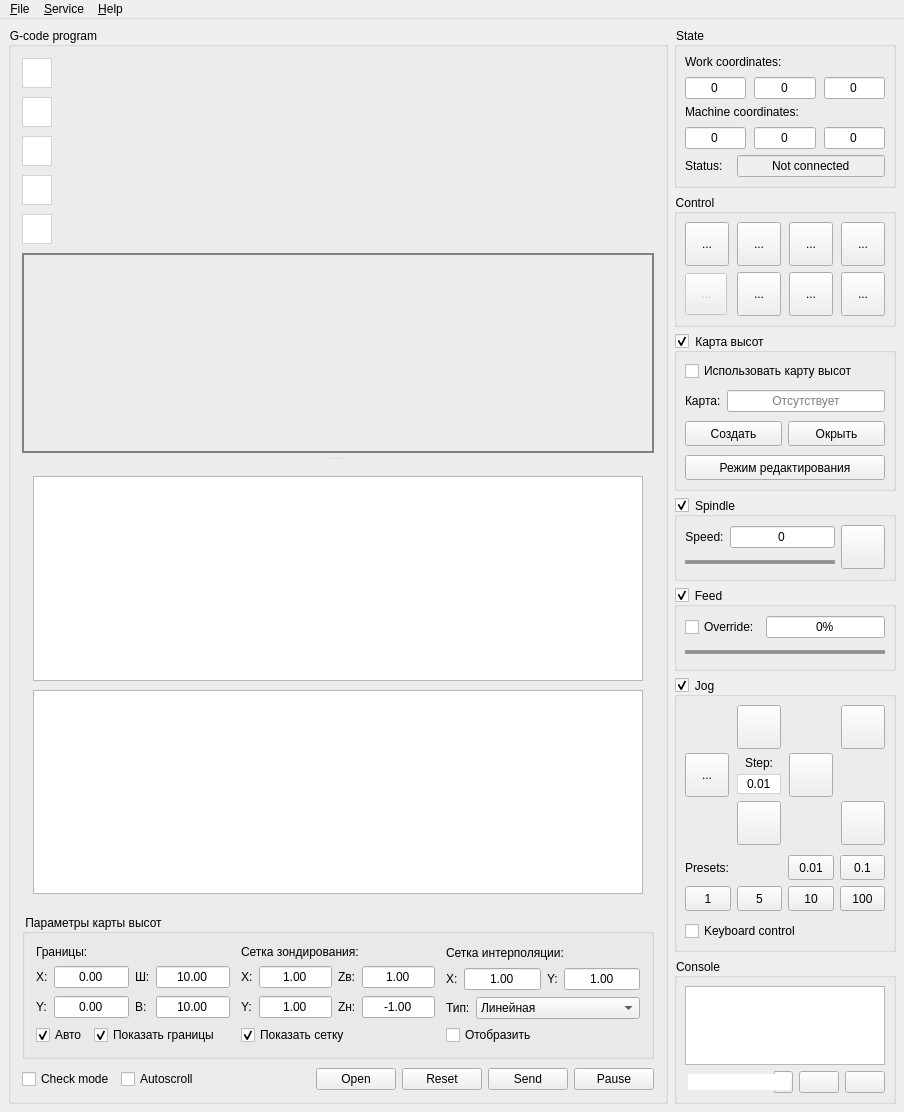
Old version of the form frmmain.ui in the repository Denvi/Candle.
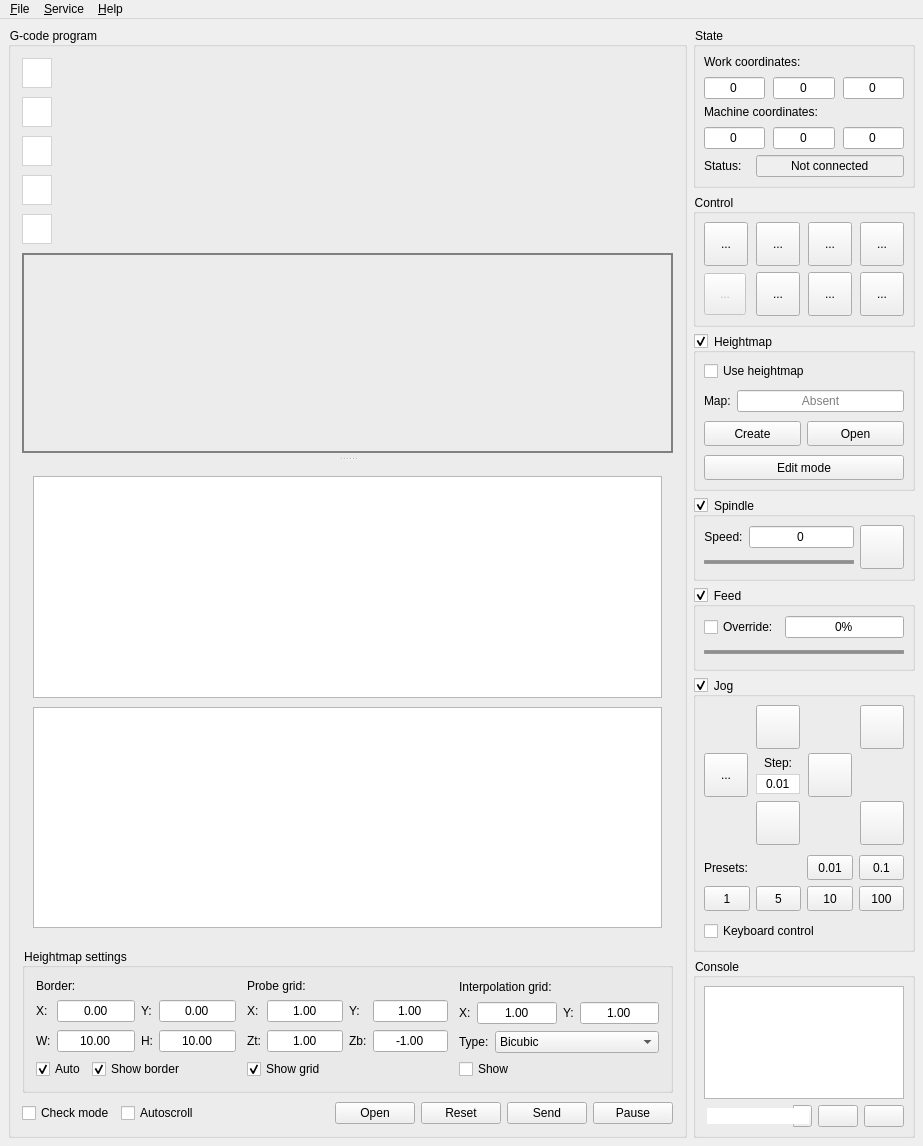
New version of the form. Icons and pictures are not drawn. Custom widgets are drawn as their Qt base class.

Patch:
```diff
--- a/frmmain.ui
+++ b/frmmain.ui
@@ -6,8 +6,8 @@
    <rect>
     <x>0</x>
     <y>0</y>
-    <width>904</width>
-    <height>1112</height>
+    <width>923</width>
+    <height>1146</height>
    </rect>
   </property>
   <property name="palette">
@@ -544,7 +544,7 @@
        <item>
         <widget class="QGroupBox" name="grpHeightMapSettings">
          <property name="title">
-          <string>Параметры карты высот</string>
+          <string>Heightmap settings</string>
          </property>
          <layout class="QHBoxLayout" name="horizontalLayout_20" stretch="1,1,1">
           <property name="spacing">
@@ -555,40 +555,12 @@
             <item>
              <widget class="QLabel" name="label_5">
               <property name="text">
-               <string>Границы:</string>
+               <string>Border:</string>
               </property>
              </widget>
             </item>
             <item>
              <layout class="QGridLayout" name="gridLayout">
-              <item row="0" column="3">
-               <widget class="QDoubleSpinBox" name="txtHeightMapBorderWidth">
-                <property name="sizePolicy">
-                 <sizepolicy hsizetype="Expanding" vsizetype="Fixed">
-                  <horstretch>0</horstretch>
-                  <verstretch>0</verstretch>
-                 </sizepolicy>
-                </property>
-                <property name="locale">
-                 <locale language="C" country="AnyCountry"/>
-                </property>
-                <property name="alignment">
-                 <set>Qt::AlignCenter</set>
-                </property>
-                <property name="buttonSymbols">
-                 <enum>QAbstractSpinBox::NoButtons</enum>
-                </property>
-                <property name="minimum">
-                 <double>-999.000000000000000</double>
-                </property>
-                <property name="maximum">
-                 <double>999.000000000000000</double>
-                </property>
-                <property name="value">
-                 <double>10.000000000000000</double>
-                </property>
-               </widget>
-              </item>
               <item row="0" column="0">
                <widget class="QLabel" name="label_6">
                 <property name="text">
@@ -621,45 +593,6 @@
                 </property>
                </widget>
               </item>
-              <item row="1" column="0">
-               <widget class="QLabel" name="label_7">
-                <property name="text">
-                 <string>Y:</string>
-                </property>
-               </widget>
-              </item>
-              <item row="1" column="1">
-               <widget class="QDoubleSpinBox" name="txtHeightMapBorderY">
-                <property name="sizePolicy">
-                 <sizepolicy hsizetype="Expanding" vsizetype="Fixed">
-                  <horstretch>0</horstretch>
-                  <verstretch>0</verstretch>
-                 </sizepolicy>
-                </property>
-                <property name="locale">
-                 <locale language="C" country="AnyCountry"/>
-                </property>
-                <property name="alignment">
-                 <set>Qt::AlignCenter</set>
-                </property>
-                <property name="buttonSymbols">
-                 <enum>QAbstractSpinBox::NoButtons</enum>
-                </property>
-                <property name="minimum">
-                 <double>-999.000000000000000</double>
-                </property>
-                <property name="maximum">
-                 <double>999.000000000000000</double>
-                </property>
-               </widget>
-              </item>
-              <item row="0" column="2">
-               <widget class="QLabel" name="label_8">
-                <property name="text">
-                 <string>Ш:</string>
-                </property>
-               </widget>
-              </item>
               <item row="1" column="3">
                <widget class="QDoubleSpinBox" name="txtHeightMapBorderHeight">
                 <property name="sizePolicy">
@@ -691,7 +624,74 @@
               <item row="1" column="2">
                <widget class="QLabel" name="label_9">
                 <property name="text">
-                 <string>В:</string>
+                 <string>H:</string>
+                </property>
+               </widget>
+              </item>
+              <item row="1" column="1">
+               <widget class="QDoubleSpinBox" name="txtHeightMapBorderWidth">
+                <property name="sizePolicy">
+                 <sizepolicy hsizetype="Expanding" vsizetype="Fixed">
+                  <horstretch>0</horstretch>
+                  <verstretch>0</verstretch>
+                 </sizepolicy>
+                </property>
+                <property name="locale">
+                 <locale language="C" country="AnyCountry"/>
+                </property>
+                <property name="alignment">
+                 <set>Qt::AlignCenter</set>
+                </property>
+                <property name="buttonSymbols">
+                 <enum>QAbstractSpinBox::NoButtons</enum>
+                </property>
+                <property name="minimum">
+                 <double>-999.000000000000000</double>
+                </property>
+                <property name="maximum">
+                 <double>999.000000000000000</double>
+                </property>
+                <property name="value">
+                 <double>10.000000000000000</double>
+                </property>
+               </widget>
+              </item>
+              <item row="1" column="0">
+               <widget class="QLabel" name="label_8">
+                <property name="text">
+                 <string>W:</string>
+                </property>
+               </widget>
+              </item>
+              <item row="0" column="2">
+               <widget class="QLabel" name="label_7">
+                <property name="text">
+                 <string>Y:</string>
+                </property>
+               </widget>
+              </item>
+              <item row="0" column="3">
+               <widget class="QDoubleSpinBox" name="txtHeightMapBorderY">
+                <property name="sizePolicy">
+                 <sizepolicy hsizetype="Expanding" vsizetype="Fixed">
+                  <horstretch>0</horstretch>
+                  <verstretch>0</verstretch>
+                 </sizepolicy>
+                </property>
+                <property name="locale">
+                 <locale language="C" country="AnyCountry"/>
+                </property>
+                <property name="alignment">
+                 <set>Qt::AlignCenter</set>
+                </property>
+                <property name="buttonSymbols">
+                 <enum>QAbstractSpinBox::NoButtons</enum>
+                </property>
+                <property name="minimum">
+                 <double>-999.000000000000000</double>
+                </property>
+                <property name="maximum">
+                 <double>999.000000000000000</double>
                 </property>
                </widget>
               </item>
@@ -702,7 +702,7 @@
               <item>
                <widget class="QCheckBox" name="chkHeightMapBorderAuto">
                 <property name="text">
-                 <string>Авто</string>
+                 <string>Auto</string>
                 </property>
                 <property name="checked">
                  <bool>true</bool>
@@ -712,7 +712,7 @@
               <item>
                <widget class="QCheckBox" name="chkHeightMapBorderShow">
                 <property name="text">
-                 <string>Показать границы</string>
+                 <string>Show border</string>
                 </property>
                 <property name="checked">
                  <bool>true</bool>
@@ -741,7 +741,7 @@
             <item>
              <widget class="QLabel" name="label_10">
               <property name="text">
-               <string>Сетка зондирования:</string>
+               <string>Probe grid:</string>
               </property>
              </widget>
             </item>
@@ -776,74 +776,10 @@
                 </property>
                </widget>
               </item>
-              <item row="1" column="1">
-               <widget class="QDoubleSpinBox" name="txtHeightMapGridY">
-                <property name="sizePolicy">
-                 <sizepolicy hsizetype="Expanding" vsizetype="Fixed">
-                  <horstretch>0</horstretch>
-                  <verstretch>0</verstretch>
-                 </sizepolicy>
-                </property>
-                <property name="locale">
-                 <locale language="C" country="AnyCountry"/>
-                </property>
-                <property name="alignment">
-                 <set>Qt::AlignCenter</set>
-                </property>
-                <property name="buttonSymbols">
-                 <enum>QAbstractSpinBox::NoButtons</enum>
-                </property>
-                <property name="value">
-                 <double>1.000000000000000</double>
-                </property>
-               </widget>
-              </item>
-              <item row="1" column="0">
-               <widget class="QLabel" name="label_13">
-                <property name="text">
-                 <string>Y:</string>
-                </property>
-               </widget>
-              </item>
-              <item row="0" column="3">
-               <widget class="QDoubleSpinBox" name="txtHeightMapGridZTop">
-                <property name="sizePolicy">
-                 <sizepolicy hsizetype="Expanding" vsizetype="Fixed">
-                  <horstretch>0</horstretch>
-                  <verstretch>0</verstretch>
-                 </sizepolicy>
-                </property>
-                <property name="locale">
-                 <locale language="C" country="AnyCountry"/>
-                </property>
-                <property name="alignment">
-                 <set>Qt::AlignCenter</set>
-                </property>
-                <property name="buttonSymbols">
-                 <enum>QAbstractSpinBox::NoButtons</enum>
-                </property>
-                <property name="minimum">
-                 <double>-999.000000000000000</double>
-                </property>
-                <property name="maximum">
-                 <double>999.000000000000000</double>
-                </property>
-                <property name="value">
-                 <double>1.000000000000000</double>
-                </property>
-               </widget>
-              </item>
-              <item row="0" column="2">
-               <widget class="QLabel" name="label_14">
-                <property name="text">
-                 <string>Zв:</string>
-                </property>
-               </widget>
-              </item>
               <item row="1" column="2">
                <widget class="QLabel" name="label_11">
                 <property name="text">
-                 <string>Zн:</string>
+                 <string>Zb:</string>
                 </property>
                </widget>
               </item>
@@ -875,6 +811,70 @@
                 </property>
                </widget>
               </item>
+              <item row="1" column="1">
+               <widget class="QDoubleSpinBox" name="txtHeightMapGridZTop">
+                <property name="sizePolicy">
+                 <sizepolicy hsizetype="Expanding" vsizetype="Fixed">
+                  <horstretch>0</horstretch>
+                  <verstretch>0</verstretch>
+                 </sizepolicy>
+                </property>
+                <property name="locale">
+                 <locale language="C" country="AnyCountry"/>
+                </property>
+                <property name="alignment">
+                 <set>Qt::AlignCenter</set>
+                </property>
+                <property name="buttonSymbols">
+                 <enum>QAbstractSpinBox::NoButtons</enum>
+                </property>
+                <property name="minimum">
+                 <double>-999.000000000000000</double>
+                </property>
+                <property name="maximum">
+                 <double>999.000000000000000</double>
+                </property>
+                <property name="value">
+                 <double>1.000000000000000</double>
+                </property>
+               </widget>
+              </item>
+              <item row="1" column="0">
+               <widget class="QLabel" name="label_14">
+                <property name="text">
+                 <string>Zt:</string>
+                </property>
+               </widget>
+              </item>
+              <item row="0" column="2">
+               <widget class="QLabel" name="label_13">
+                <property name="text">
+                 <string>Y:</string>
+                </property>
+               </widget>
+              </item>
+              <item row="0" column="3">
+               <widget class="QDoubleSpinBox" name="txtHeightMapGridY">
+                <property name="sizePolicy">
+                 <sizepolicy hsizetype="Expanding" vsizetype="Fixed">
+                  <horstretch>0</horstretch>
+                  <verstretch>0</verstretch>
+                 </sizepolicy>
+                </property>
+                <property name="locale">
+                 <locale language="C" country="AnyCountry"/>
+                </property>
+                <property name="alignment">
+                 <set>Qt::AlignCenter</set>
+                </property>
+                <property name="buttonSymbols">
+                 <enum>QAbstractSpinBox::NoButtons</enum>
+                </property>
+                <property name="value">
+                 <double>1.000000000000000</double>
+                </property>
+               </widget>
+              </item>
              </layout>
             </item>
             <item>
@@ -882,7 +882,7 @@
               <item>
                <widget class="QCheckBox" name="chkHeightMapGridShow">
                 <property name="text">
-                 <string>Показать сетку</string>
+                 <string>Show grid</string>
                 </property>
                 <property name="checked">
                  <bool>true</bool>
@@ -911,7 +911,7 @@
             <item>
              <widget class="QLabel" name="label_16">
               <property name="text">
-               <string>Сетка интерполяции:</string>
+               <string>Interpolation grid:</string>
               </property>
              </widget>
             </item>
@@ -982,7 +982,7 @@
               <item>
                <widget class="QLabel" name="label_17">
                 <property name="text">
-                 <string>Тип:</string>
+                 <string>Type:</string>
                 </property>
                </widget>
               </item>
@@ -996,12 +996,7 @@
                 </property>
                 <item>
                  <property name="text">
-                  <string>Линейная</string>
-                 </property>
-                </item>
-                <item>
-                 <property name="text">
-                  <string>Кубическая</string>
+                  <string>Bicubic</string>
                  </property>
                 </item>
                </widget>
@@ -1013,7 +1008,7 @@
               <item>
                <widget class="QCheckBox" name="chkHeightMapInterpolationShow">
                 <property name="text">
-                 <string>Отобразить</string>
+                 <string>Show</string>
                 </property>
                </widget>
               </item>
@@ -1556,7 +1551,7 @@
       <item>
        <widget class="QGroupBox" name="grpHeightMap">
         <property name="title">
-         <string>Карта высот</string>
+         <string>Heightmap</string>
         </property>
         <property name="checkable">
          <bool>true</bool>
@@ -1595,7 +1590,7 @@
             <item>
              <widget class="QCheckBox" name="chkHeightMapUse">
               <property name="text">
-               <string>Использовать карту высот</string>
+               <string>Use heightmap</string>
               </property>
              </widget>
             </item>
@@ -1604,7 +1599,7 @@
               <item>
                <widget class="QLabel" name="label_15">
                 <property name="text">
-                 <string>Карта:</string>
+                 <string>Map:</string>
                 </property>
                </widget>
               </item>
@@ -1620,7 +1615,7 @@
                  <bool>true</bool>
                 </property>
                 <property name="placeholderText">
-                 <string>Отсутствует</string>
+                 <string>Absent</string>
                 </property>
                </widget>
               </item>
@@ -1643,7 +1638,7 @@
                  </size>
                 </property>
                 <property name="text">
-                 <string>Создать</string>
+                 <string>Create</string>
                 </property>
                </widget>
               </item>
@@ -1662,7 +1657,7 @@
                  </size>
                 </property>
                 <property name="text">
-                 <string>Окрыть</string>
+                 <string>Open</string>
                 </property>
                </widget>
               </item>
@@ -1683,7 +1678,7 @@
                </size>
               </property>
               <property name="text">
-               <string>Режим редактирования</string>
+               <string>Edit mode</string>
               </property>
               <property name="checkable">
                <bool>true</bool>
@@ -2596,7 +2591,7 @@
     <rect>
      <x>0</x>
      <y>0</y>
-     <width>904</width>
+     <width>923</width>
      <height>26</height>
     </rect>
    </property>
```
